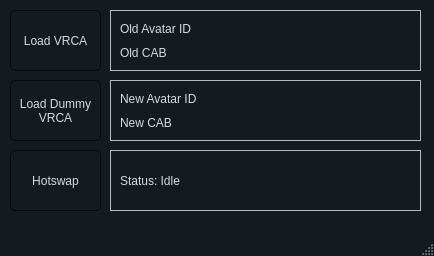
Qt form GUI/Standalone Hotswap/GUI.ui (Cranbaerry/A.R.E.S) before a commit.
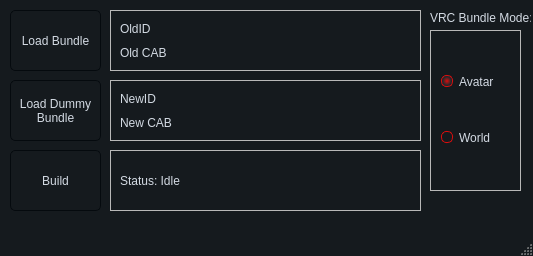
The same form after that commit.

Commit message: I am in an indescribable amount of pain, why the hell do i even try to update standalone hotswap ;-;

What changed in the file:
```diff
--- a/GUI/Standalone Hotswap/GUI.ui
+++ b/GUI/Standalone Hotswap/GUI.ui
@@ -6,7 +6,7 @@
    <rect>
     <x>0</x>
     <y>0</y>
-    <width>434</width>
+    <width>533</width>
     <height>256</height>
    </rect>
   </property>
@@ -557,7 +557,7 @@
      </rect>
     </property>
     <property name="text">
-     <string>Load VRCA</string>
+     <string>Load Bundle</string>
     </property>
    </widget>
    <widget class="QFrame" name="frame">
@@ -579,7 +579,7 @@
      <item>
       <widget class="QLabel" name="OldIDLabel">
        <property name="text">
-        <string>Old Avatar ID</string>
+        <string>OldID</string>
        </property>
       </widget>
      </item>
@@ -603,7 +603,7 @@
     </property>
     <property name="text">
      <string>Load Dummy
-VRCA</string>
+Bundle</string>
     </property>
    </widget>
    <widget class="QFrame" name="frame_2">
@@ -625,7 +625,7 @@
      <item>
       <widget class="QLabel" name="NewIDLabel">
        <property name="text">
-        <string>New Avatar ID</string>
+        <string>NewID</string>
        </property>
       </widget>
      </item>
@@ -648,7 +648,7 @@
      </rect>
     </property>
     <property name="text">
-     <string>Hotswap</string>
+     <string>Build</string>
     </property>
    </widget>
    <widget class="QFrame" name="frame_3">
@@ -676,6 +676,54 @@
      </item>
     </layout>
    </widget>
+   <widget class="QFrame" name="frame_4">
+    <property name="geometry">
+     <rect>
+      <x>430</x>
+      <y>30</y>
+      <width>91</width>
+      <height>161</height>
+     </rect>
+    </property>
+    <property name="frameShape">
+     <enum>QFrame::StyledPanel</enum>
+    </property>
+    <property name="frameShadow">
+     <enum>QFrame::Raised</enum>
+    </property>
+    <layout class="QVBoxLayout" name="verticalLayout_4">
+     <item>
+      <widget class="QRadioButton" name="AVRB">
+       <property name="text">
+        <string>Avatar</string>
+       </property>
+       <property name="checked">
+        <bool>true</bool>
+       </property>
+      </widget>
+     </item>
+     <item>
+      <widget class="QRadioButton" name="WRB">
+       <property name="text">
+        <string>World</string>
+       </property>
+      </widget>
+     </item>
+    </layout>
+   </widget>
+   <widget class="QLabel" name="label">
+    <property name="geometry">
+     <rect>
+      <x>430</x>
+      <y>10</y>
+      <width>101</width>
+      <height>16</height>
+     </rect>
+    </property>
+    <property name="text">
+     <string>VRC Bundle Mode:</string>
+    </property>
+   </widget>
   </widget>
   <widget class="QMenuBar" name="menubar">
    <property name="geometry">
```
Left out of the diff: 10 changed lines with no effect on the pictures. The commit also changes 14 other files.
